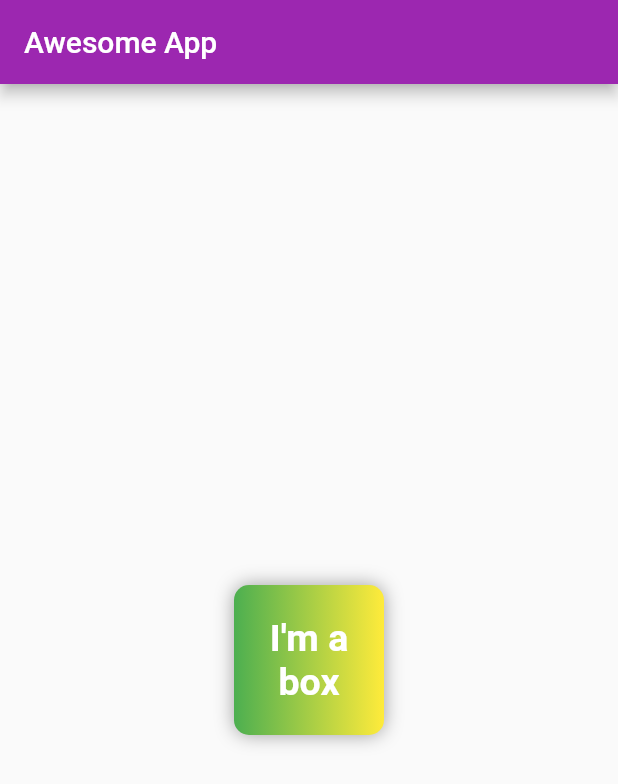
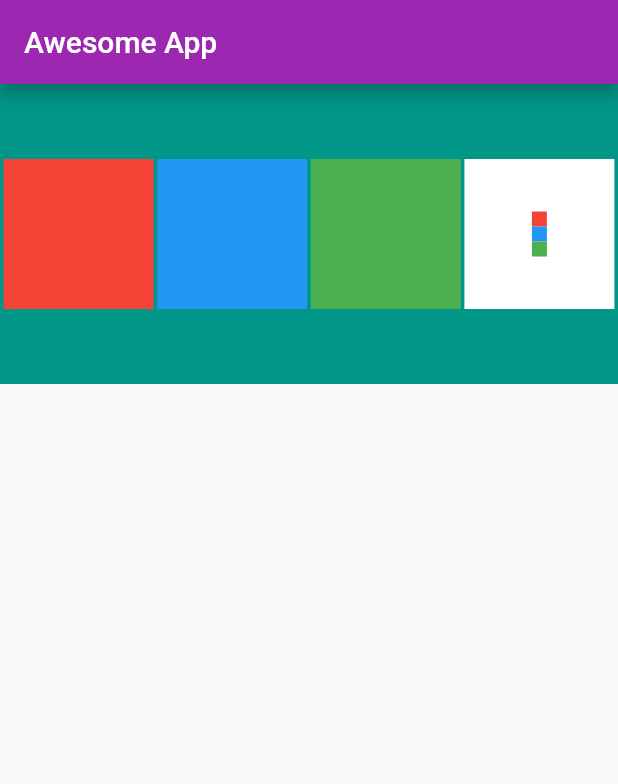
Before and after one commit to AndresOtalora01/flutter_essentials, a Flutter app: the screen it shows after launch, on a phone screen of 412 x 824 dp. Shown: the top 784 px of the screen. Run offline on Flutter 3.47's test engine with Material 2 defaults, Android fonts, the light colour scheme and no system bars.

Commit message:
dev#2 rows and columns

```diff
--- a/lib/main.dart
+++ b/lib/main.dart
@@ -17,37 +17,67 @@ class HomePage extends StatelessWidget {
       appBar: AppBar(
         title: Text("Awesome App"),
         ),
-        body: Center(
-          child: Container(
+        body: Container(
+          color: Colors.teal,
+          height: 200,
+          child: Row(
+            mainAxisAlignment: MainAxisAlignment.spaceEvenly,
+            children: <Widget>[
+              Container(
             padding: const EdgeInsets.all(8),
             width: 100,
             height: 100,
+            color: Colors.red,
             alignment: Alignment.center,
-            decoration: BoxDecoration(
+          ),
+          Container(
+            padding: const EdgeInsets.all(8),
+            width: 100,
+            height: 100,
+            color: Colors.blue,
+            alignment: Alignment.center,
+          ),
+          Container(
+            padding: const EdgeInsets.all(8),
+            width: 100,
+            height: 100,
+            color: Colors.green,
+            alignment: Alignment.center,
+          ),
+          Container(
+            width: 100,
+            height: 100,
+            color: Colors.white,
+            child: Column(
+              crossAxisAlignment: CrossAxisAlignment.center,
+              mainAxisAlignment: MainAxisAlignment.center,
+              children: <Widget>[
+                   Container(
+              padding: const EdgeInsets.all(8),
+              width: 10,
+              height: 10,
               color: Colors.red,
-              borderRadius: BorderRadius.circular(10),
-              gradient: LinearGradient(
-                colors: [
-                  Colors.green,
-                  Colors.yellow
-                ]
-              ),
-              boxShadow: [
-                BoxShadow(
-                  color: Colors.grey,
-                  blurRadius: 10
-                ),
-              ]
             ),
-            child: Text("I'm a box",
-            textAlign: TextAlign.center,
-            style: TextStyle(
-              fontSize: 25,
-              color: Colors.white,
-              fontWeight: FontWeight.bold
+            Container(
+              padding: const EdgeInsets.all(8),
+              width: 10,
+              height: 10,
+              color: Colors.blue,
+              alignment: Alignment.center,
             ),
+            Container(
+              padding: const EdgeInsets.all(8),
+              width: 10,
+              height: 10,
+              color: Colors.green,
+              alignment: Alignment.center,
             ),
+              ],
+            ),
+          )
+            ],
           ),
+
         ),
     );
   }
```
